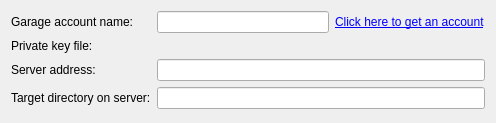
First picture: the form in src/plugins/qt4projectmanager/qt-maemo/maemopublishinguploadsettingspagefremantlefree.ui, repository qt-creator/qt-creator, before the edit.
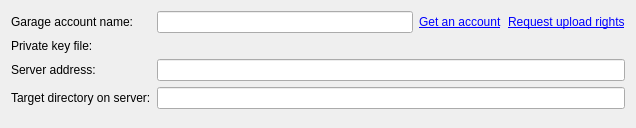
Second picture: the form after the edit. Custom widgets are drawn as their Qt base class.

Commit message:
Maemo: Add a hint to the publishing wizard's upload page.
This should help people realize they need to explicitly request
upload rights.

Patch:
```diff
--- a/src/plugins/qt4projectmanager/qt-maemo/maemopublishinguploadsettingspagefremantlefree.ui
+++ b/src/plugins/qt4projectmanager/qt-maemo/maemopublishinguploadsettingspagefremantlefree.ui
@@ -6,8 +6,8 @@
    <rect>
     <x>0</x>
     <y>0</y>
-    <width>496</width>
-    <height>123</height>
+    <width>636</width>
+    <height>128</height>
    </rect>
   </property>
   <property name="windowTitle">
@@ -32,7 +32,17 @@
      <item>
       <widget class="QLabel" name="getAccountLabel">
        <property name="text">
-        <string>&lt;a href=&quot;https://garage.maemo.org/account/register.php&quot;&gt;Click here to get an account&lt;/a&gt;</string>
+        <string>&lt;a href=&quot;https://garage.maemo.org/account/register.php&quot;&gt;Get an account&lt;/a&gt;</string>
+       </property>
+       <property name="openExternalLinks">
+        <bool>true</bool>
+       </property>
+      </widget>
+     </item>
+     <item>
+      <widget class="QLabel" name="label">
+       <property name="text">
+        <string>&lt;a href=&quot;https://garage.maemo.org/extras-assistant/index.php&quot;&gt;Request upload rights&lt;/a&gt;</string>
        </property>
        <property name="openExternalLinks">
         <bool>true</bool>
```
Left out of the diff: 2 changed lines with no effect on the pictures.
